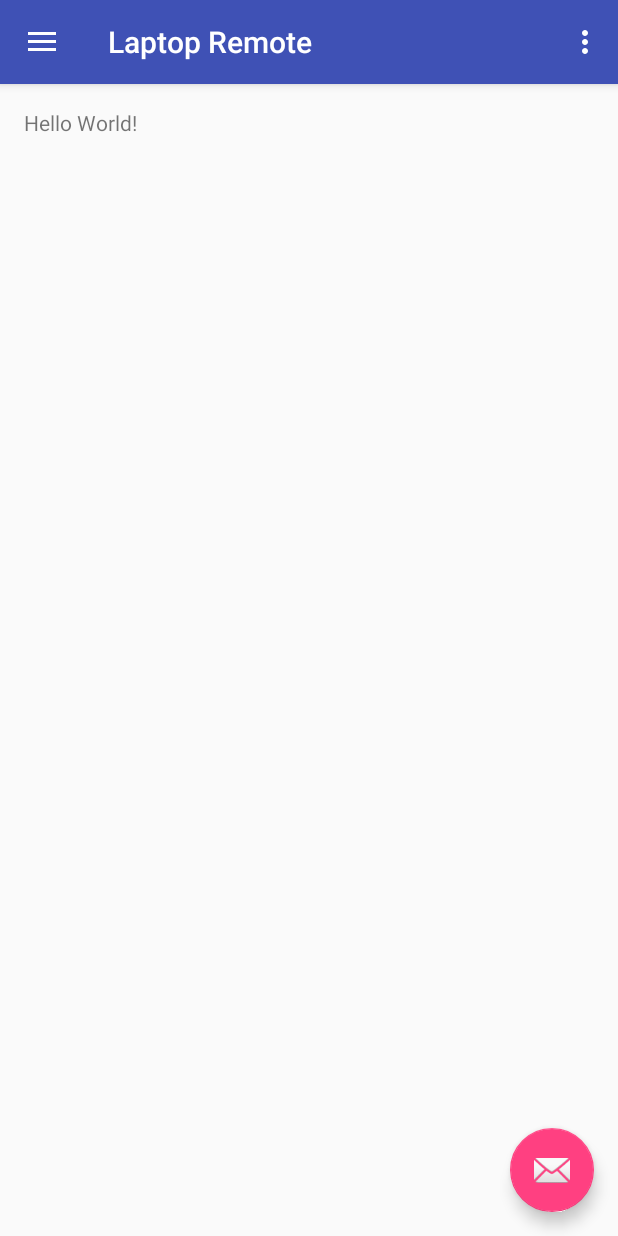
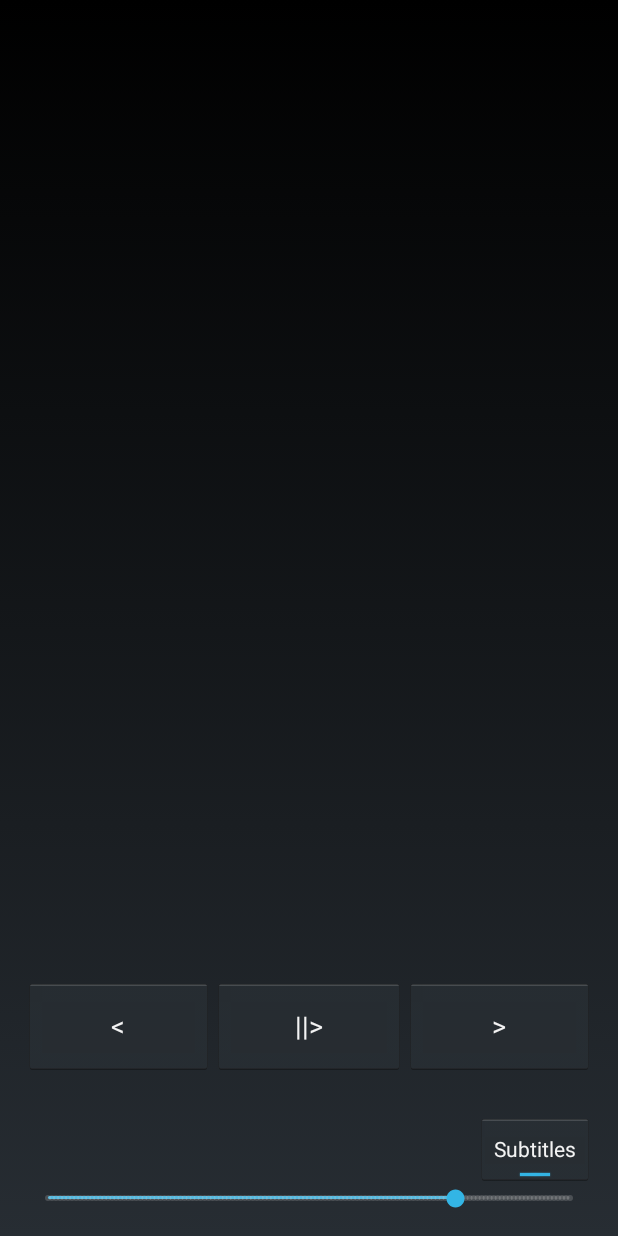
Before and after one commit to mcastorina/mpv-remote-app, an Android app: the screen it shows after launch (MainActivity), on a phone screen of 412 x 824 dp. Run offline under Robolectric (Android 15) with nearby library versions, the phone set to English and light mode, and no system bars.

Commit message:
Updated layout to be simple and clean; all buttons work
IP address and port are still hard coded. Volume works by finding the
difference and sending the required number of key presses.

```diff
--- a/LaptopRemote/app/src/main/AndroidManifest.xml
+++ b/LaptopRemote/app/src/main/AndroidManifest.xml
@@ -1,6 +1,8 @@
 <?xml version="1.0" encoding="utf-8"?>
 <manifest xmlns:android="http://schemas.android.com/apk/res/android"
     package="miccah.laptopremote" >
+
+    <uses-permission android:name="android.permission.INTERNET" />
 
     <application
         android:allowBackup="true"
--- a/LaptopRemote/app/src/main/java/miccah/laptopremote/MainActivity.java
+++ b/LaptopRemote/app/src/main/java/miccah/laptopremote/MainActivity.java
@@ -1,101 +1,64 @@
 package miccah.laptopremote;
 
 import android.os.Bundle;
-import android.support.design.widget.FloatingActionButton;
-import android.support.design.widget.Snackbar;
+import android.app.Activity;
 import android.view.View;
-import android.support.design.widget.NavigationView;
-import android.support.v4.view.GravityCompat;
-import android.support.v4.widget.DrawerLayout;
-import android.support.v7.app.ActionBarDrawerToggle;
-import android.support.v7.app.AppCompatActivity;
-import android.support.v7.widget.Toolbar;
-import android.view.Menu;
-import android.view.MenuItem;
+import android.widget.Toast;
+import android.widget.Button;
+import android.widget.SeekBar;
+import android.widget.SeekBar.OnSeekBarChangeListener;
 
-public class MainActivity extends AppCompatActivity
-        implements NavigationView.OnNavigationItemSelectedListener {
+public class MainActivity extends Activity {
 
     @Override
     protected void onCreate(Bundle savedInstanceState) {
         super.onCreate(savedInstanceState);
         setContentView(R.layout.activity_main);
-        Toolbar toolbar = (Toolbar) findViewById(R.id.toolbar);
-        setSupportActionBar(toolbar);
 
-        FloatingActionButton fab = (FloatingActionButton) findViewById(R.id.fab);
-        fab.setOnClickListener(new View.OnClickListener() {
-            @Override
-            public void onClick(View view) {
-                Snackbar.make(view, "Replace with your own action", Snackbar.LENGTH_LONG)
-                        .setAction("Action", null).show();
+        /* Setup volume bar */
+        SeekBar volumeControl = (SeekBar)findViewById(R.id.volume_bar);
+        volumeControl.setOnSeekBarChangeListener(new OnSeekBarChangeListener() {
+            int start = 0;
+            public void onProgressChanged(SeekBar seekBar, int progress,
+                boolean fromUser) {
+            }
+
+            public void onStartTrackingTouch(SeekBar seekBar) {
+                start = seekBar.getProgress();
+            }
+
+            public void onStopTrackingTouch(SeekBar seekBar) {
+                int diff = seekBar.getProgress() - start;
+                diff &= ~1; // Make diff an even number
+                seekBar.setProgress(diff + start);
+
+                Toast.makeText(MainActivity.this, "Volume (" +
+                        (start + diff) + ")",
+                        Toast.LENGTH_SHORT).show();
+
+                /* Send UDP command until we reach appropriate volume */
+                while (diff > 0) {
+                    new SendUDP().execute("key 0");
+                    diff -= 2;
+                }
+                while (diff < 0) {
+                    new SendUDP().execute("key 9");
+                    diff += 2;
+                }
             }
         });
-
-        DrawerLayout drawer = (DrawerLayout) findViewById(R.id.drawer_layout);
-        ActionBarDrawerToggle toggle = new ActionBarDrawerToggle(
-            this, drawer, toolbar, R.string.navigation_drawer_open, R.string.navigation_drawer_close);
-        drawer.setDrawerListener(toggle);
-        toggle.syncState();
-
-        NavigationView navigationView = (NavigationView) findViewById(R.id.nav_view);
-        navigationView.setNavigationItemSelectedListener(this);
     }
 
-    @Override
-    public void onBackPressed() {
-        DrawerLayout drawer = (DrawerLayout) findViewById(R.id.drawer_layout);
-        if (drawer.isDrawerOpen(GravityCompat.START)) {
-            drawer.closeDrawer(GravityCompat.START);
-        } else {
-            super.onBackPressed();
-        }
+    public void playPauseButton(View view) {
+        new SendUDP().execute("key p");
     }
-
-    @Override
-    public boolean onCreateOptionsMenu(Menu menu) {
-        // Inflate the menu; this adds items to the action bar if it is present.
-        getMenuInflater().inflate(R.menu.main, menu);
-        return true;
+    public void rewindButton(View view) {
+        new SendUDP().execute("key Left");
     }
-
-    @Override
-    public boolean onOptionsItemSelected(MenuItem item) {
-        // Handle action bar item clicks here. The action bar will
-        // automatically handle clicks on the Home/Up button, so long
-        // as you specify a parent activity in AndroidManifest.xml.
-        int id = item.getItemId();
-
-        //noinspection SimplifiableIfStatement
-        if (id == R.id.action_settings) {
-            return true;
-        }
-
-        return super.onOptionsItemSelected(item);
+    public void fastForwardButton(View view) {
+        new SendUDP().execute("key Right");
     }
-
-    @SuppressWarnings("StatementWithEmptyBody")
-    @Override
-    public boolean onNavigationItemSelected(MenuItem item) {
-        // Handle navigation view item clicks here.
-        int id = item.getItemId();
-
-        if (id == R.id.nav_camera) {
-            // Handle the camera action
-        } else if (id == R.id.nav_gallery) {
-
-        } else if (id == R.id.nav_slideshow) {
-
-        } else if (id == R.id.nav_manage) {
-
-        } else if (id == R.id.nav_share) {
-
-        } else if (id == R.id.nav_send) {
-
-        }
-
-        DrawerLayout drawer = (DrawerLayout) findViewById(R.id.drawer_layout);
-        drawer.closeDrawer(GravityCompat.START);
-        return true;
+    public void subtitlesButton(View view) {
+        new SendUDP().execute("key v");
     }
 }
--- a/LaptopRemote/app/src/main/java/miccah/laptopremote/SendUDP.java
+++ b/LaptopRemote/app/src/main/java/miccah/laptopremote/SendUDP.java
@@ -1,6 +1,5 @@
 package miccah.laptopremote;
 
-import android.os.Bundle;
 import android.os.AsyncTask;
 import java.net.DatagramSocket;
 import java.net.DatagramPacket;
--- a/LaptopRemote/app/src/main/res/layout/activity_main.xml
+++ b/LaptopRemote/app/src/main/res/layout/activity_main.xml
@@ -1,26 +1,74 @@
 <?xml version="1.0" encoding="utf-8"?>
-<android.support.v4.widget.DrawerLayout
-    xmlns:android="http://schemas.android.com/apk/res/android"
-    xmlns:app="http://schemas.android.com/apk/res-auto"
+<RelativeLayout xmlns:android="http://schemas.android.com/apk/res/android"
     xmlns:tools="http://schemas.android.com/tools"
-    android:id="@+id/drawer_layout"
+    android:id="@+id/activity_main"
     android:layout_width="match_parent"
     android:layout_height="match_parent"
-    android:fitsSystemWindows="true"
-    tools:openDrawer="start">
+    android:paddingBottom="@dimen/activity_vertical_margin"
+    android:paddingLeft="@dimen/activity_horizontal_margin"
+    android:paddingRight="@dimen/activity_horizontal_margin"
+    android:paddingTop="@dimen/activity_vertical_margin"
+    tools:context="com.miccah.laptopremote.MainActivity">
 
-    <include
-        layout="@layout/app_bar_main"
-        android:layout_width="match_parent"
-        android:layout_height="match_parent" />
+    <Button
+        android:text="||&gt;"
+        android:layout_height="64dp"
+        android:id="@+id/play_pause"
+        android:layout_marginBottom="92dp"
+        android:layout_width="128dp"
+        android:layout_alignParentBottom="true"
+        android:layout_centerHorizontal="true"
+        android:onClick="playPauseButton" />
 
-    <android.support.design.widget.NavigationView
-        android:id="@+id/nav_view"
+    <Button
+        android:text="&lt;"
         android:layout_width="wrap_content"
-        android:layout_height="match_parent"
-        android:layout_gravity="start"
-        android:fitsSystemWindows="true"
-        app:headerLayout="@layout/nav_header_main"
-        app:menu="@menu/activity_main_drawer" />
+        android:layout_height="wrap_content"
+        android:layout_alignBottom="@+id/play_pause"
+        android:layout_toLeftOf="@+id/play_pause"
+        android:id="@+id/rewind"
+        android:layout_alignTop="@+id/play_pause"
+        android:layout_alignParentLeft="true"
+        android:layout_alignParentStart="true"
+        android:onClick="rewindButton" />
 
-</android.support.v4.widget.DrawerLayout>
+    <Button
+        android:text="&gt;"
+        android:layout_width="wrap_content"
+        android:layout_height="wrap_content"
+        android:layout_alignTop="@+id/play_pause"
+        android:layout_toRightOf="@+id/play_pause"
+        android:id="@+id/fast_forward"
+        android:layout_alignBottom="@+id/play_pause"
+        android:layout_alignParentRight="true"
+        android:layout_alignParentEnd="true"
+        android:onClick="fastForwardButton" />
+
+    <SeekBar
+        android:layout_width="wrap_content"
+        android:layout_height="wrap_content"
+        android:layout_alignParentBottom="true"
+        android:id="@+id/volume_bar"
+        android:layout_alignParentRight="true"
+        android:layout_alignParentEnd="true"
+        android:layout_alignParentLeft="true"
+        android:layout_alignParentStart="true"
+        android:max="130"
+        android:progress="100"
+        style="@android:style/Widget.Material.SeekBar.Discrete" />
+
+    <ToggleButton
+        android:text="Subtitles"
+        android:layout_width="wrap_content"
+        android:layout_height="wrap_content"
+        android:id="@+id/subtitles"
+        android:layout_above="@+id/volume_bar"
+        android:layout_alignParentRight="true"
+        android:layout_alignParentEnd="true"
+        style="@android:style/Widget.Holo.Button.Toggle"
+        android:textOn="Subtitles"
+        android:textOff="Subtitles"
+        android:onClick="subtitlesButton"
+        android:checked="true" />
+
+</RelativeLayout>
--- a/LaptopRemote/app/src/main/res/layout/app_bar_main.xml
+++ /dev/null
@@ -1,35 +0,0 @@
-<?xml version="1.0" encoding="utf-8"?>
-<android.support.design.widget.CoordinatorLayout
-    xmlns:android="http://schemas.android.com/apk/res/android"
-    xmlns:app="http://schemas.android.com/apk/res-auto"
-    xmlns:tools="http://schemas.android.com/tools"
-    android:layout_width="match_parent"
-    android:layout_height="match_parent"
-    android:fitsSystemWindows="true"
-    tools:context="miccah.laptopremote.MainActivity">
-
-    <android.support.design.widget.AppBarLayout
-        android:layout_height="wrap_content"
-        android:layout_width="match_parent"
-        android:theme="@style/AppTheme.AppBarOverlay">
-
-        <android.support.v7.widget.Toolbar
-            android:id="@+id/toolbar"
-            android:layout_width="match_parent"
-            android:layout_height="?attr/actionBarSize"
-            android:background="?attr/colorPrimary"
-            app:popupTheme="@style/AppTheme.PopupOverlay" />
-
-    </android.support.design.widget.AppBarLayout>
-
-    <include layout="@layout/content_main"/>
-
-    <android.support.design.widget.FloatingActionButton
-        android:id="@+id/fab"
-        android:layout_width="wrap_content"
-        android:layout_height="wrap_content"
-        android:layout_gravity="bottom|end"
-        android:layout_margin="@dimen/fab_margin"
-        app:srcCompat="@android:drawable/ic_dialog_email" />
-
-</android.support.design.widget.CoordinatorLayout>
--- a/LaptopRemote/app/src/main/res/layout/content_main.xml
+++ /dev/null
@@ -1,21 +0,0 @@
-<?xml version="1.0" encoding="utf-8"?>
-<RelativeLayout
-    xmlns:android="http://schemas.android.com/apk/res/android"
-    xmlns:tools="http://schemas.android.com/tools"
-    xmlns:app="http://schemas.android.com/apk/res-auto"
-    android:id="@+id/content_main"
-    android:layout_width="match_parent"
-    android:layout_height="match_parent"
-    android:paddingLeft="@dimen/activity_horizontal_margin"
-    android:paddingRight="@dimen/activity_horizontal_margin"
-    android:paddingTop="@dimen/activity_vertical_margin"
-    android:paddingBottom="@dimen/activity_vertical_margin"
-    app:layout_behavior="@string/appbar_scrolling_view_behavior"
-    tools:showIn="@layout/app_bar_main"
-    tools:context="miccah.laptopremote.MainActivity">
-
-    <TextView
-        android:layout_width="wrap_content"
-        android:layout_height="wrap_content"
-        android:text="Hello World!" />
-</RelativeLayout>
--- a/LaptopRemote/app/src/main/res/values/styles.xml
+++ b/LaptopRemote/app/src/main/res/values/styles.xml
@@ -1,17 +1,11 @@
 <resources>
 
     <!-- Base application theme. -->
-    <style name="AppTheme" parent="Theme.AppCompat.Light.DarkActionBar">
+    <style name="AppTheme" parent="android:Theme.Holo.NoActionBar">
         <!-- Customize your theme here. -->
         <item name="colorPrimary">@color/colorPrimary</item>
         <item name="colorPrimaryDark">@color/colorPrimaryDark</item>
         <item name="colorAccent">@color/colorAccent</item>
     </style>
-    <style name="AppTheme.NoActionBar">
-        <item name="windowActionBar">false</item>
-        <item name="windowNoTitle">true</item>
-    </style>
-    <style name="AppTheme.AppBarOverlay" parent="ThemeOverlay.AppCompat.Dark.ActionBar" />
-    <style name="AppTheme.PopupOverlay" parent="ThemeOverlay.AppCompat.Light" />
 
 </resources>
```
Also changed, not shown: LaptopRemote/app/src/main/res/layout/nav_header_main.xml (deleted, +0 -36 lines), 1 other file.
